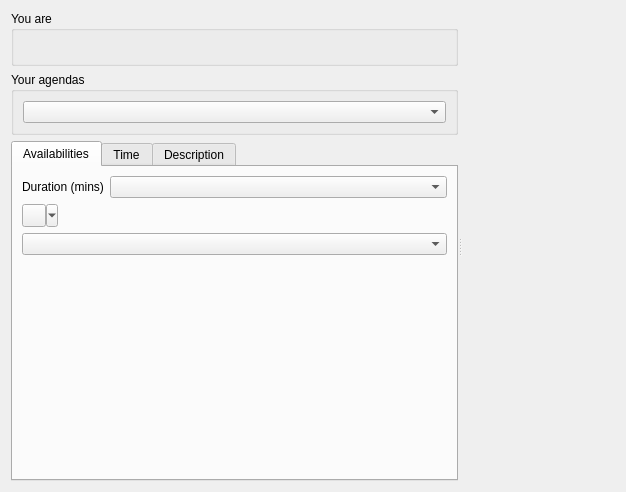
Qt form plugins/agendaplugin/usercalendarviewer.ui (FreeHealth/freehealth) before a commit.
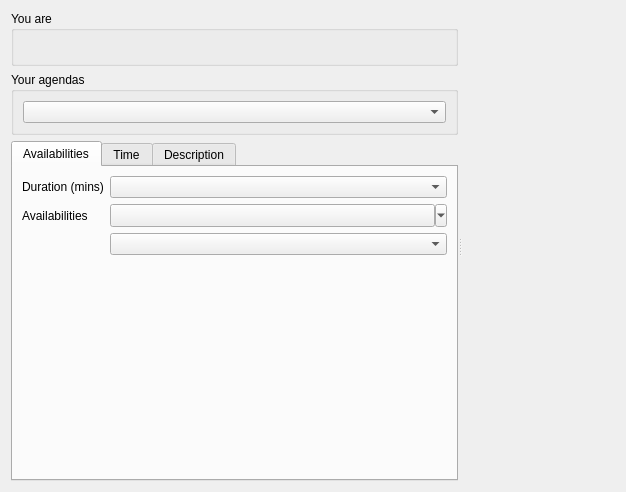
The same form after that commit. Custom widgets are drawn as their Qt base class.

```diff
--- a/plugins/agendaplugin/usercalendarviewer.ui
+++ b/plugins/agendaplugin/usercalendarviewer.ui
@@ -76,19 +76,39 @@
             </widget>
            </item>
            <item row="0" column="1">
-            <widget class="QComboBox" name="availDurationCombo"/>
+            <widget class="QComboBox" name="availDurationCombo">
+             <property name="sizePolicy">
+              <sizepolicy hsizetype="Expanding" vsizetype="Fixed">
+               <horstretch>0</horstretch>
+               <verstretch>0</verstretch>
+              </sizepolicy>
+             </property>
+            </widget>
+           </item>
+           <item row="4" column="1">
+            <widget class="QComboBox" name="nextAvailCombo"/>
            </item>
            <item row="1" column="0">
+            <widget class="QLabel" name="label_3">
+             <property name="text">
+              <string>Availabilities</string>
+             </property>
+            </widget>
+           </item>
+           <item row="1" column="1">
             <widget class="QToolButton" name="availButton">
+             <property name="sizePolicy">
+              <sizepolicy hsizetype="Expanding" vsizetype="Fixed">
+               <horstretch>0</horstretch>
+               <verstretch>0</verstretch>
+              </sizepolicy>
+             </property>
              <property name="popupMode">
               <enum>QToolButton::MenuButtonPopup</enum>
              </property>
             </widget>
            </item>
-           <item row="2" column="0" colspan="2">
-            <widget class="QComboBox" name="nextAvailCombo"/>
-           </item>
-           <item row="3" column="0">
+           <item row="5" column="1">
             <spacer name="verticalSpacer">
              <property name="orientation">
               <enum>Qt::Vertical</enum>
```
Left out of the diff: 6 changed lines with no effect on the pictures.
